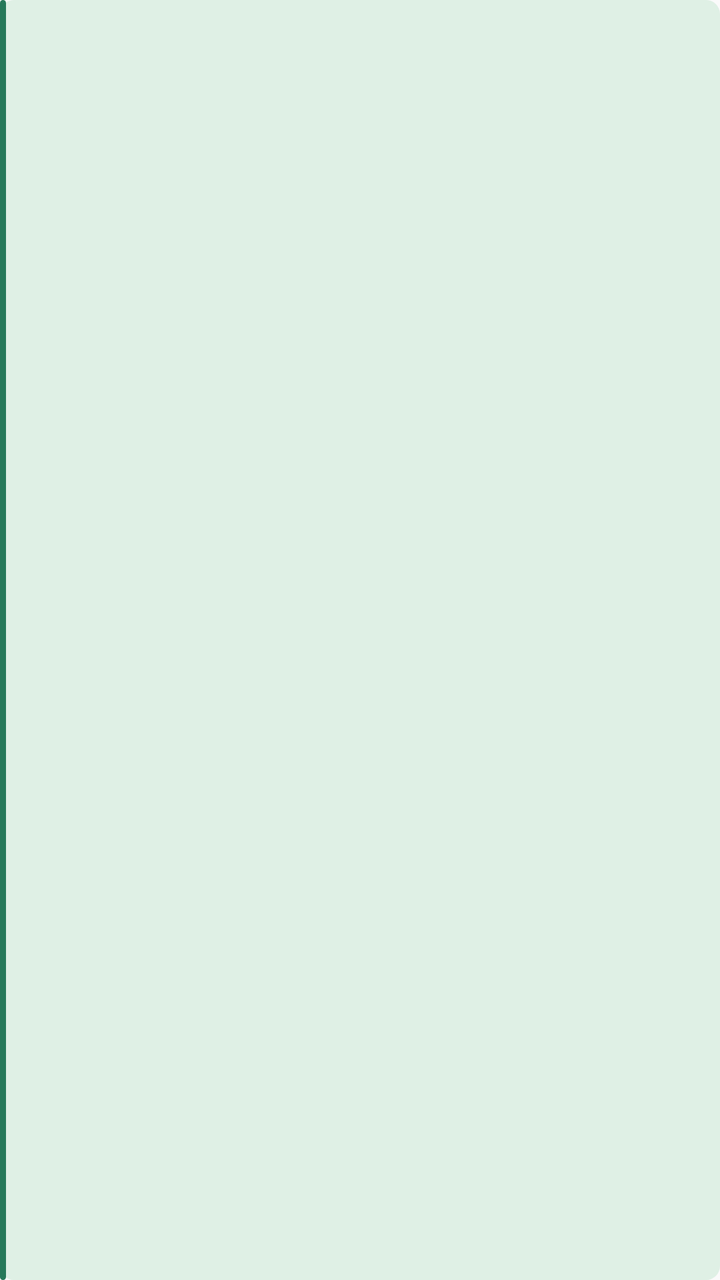
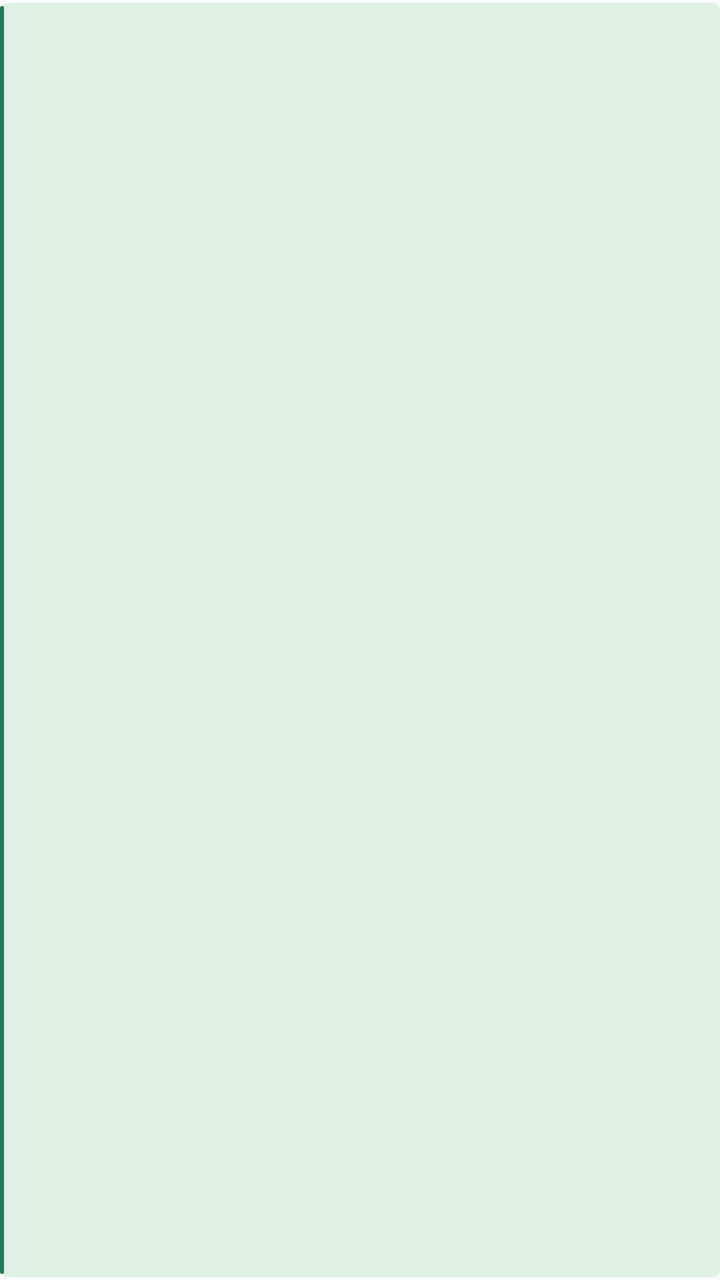

Compare the two renders of this Android layout. The source of the first and the diff that turns it into the second are given below.
<!-- AndroidManifest.xml: application theme AppTheme -->
<!-- res/layout/widget_task_block.xml -->
<?xml version="1.0" encoding="utf-8"?>
<TextView xmlns:android="http://schemas.android.com/apk/res/android"
    android:id="@+id/task_block"
    android:layout_width="match_parent"
    android:layout_height="wrap_content"
    android:layout_marginLeft="1dp"
    android:layout_marginRight="2dp"
    android:background="@drawable/widget_task_bg"
    android:ellipsize="end"
    android:gravity="center_vertical"
    android:maxLines="1"
    android:paddingLeft="4dp"
    android:paddingRight="3dp"
    android:textColor="#1B3A2A"
    android:textSize="10sp" />
<!-- resources referenced by this layout -->
<resources>
  <!-- drawable widget_task_bg (drawable) -->
  <?xml version="1.0" encoding="utf-8"?>
  <layer-list xmlns:android="http://schemas.android.com/apk/res/android">
      <item>
          <shape android:shape="rectangle">
              <solid android:color="#DFF0E5" />
              <corners android:radius="7dp" />
          </shape>
      </item>
      <item android:left="0dp" android:width="3dp">
          <shape android:shape="rectangle">
              <solid android:color="#27795A" />
              <corners android:radius="1.5dp" />
          </shape>
      </item>
  </layer-list>
  <style name="AppTheme" parent="Theme.AppCompat.Light.DarkActionBar">
          
          <item name="colorPrimary">@color/colorPrimary</item>
          <item name="colorPrimaryDark">@color/colorPrimaryDark</item>
          <item name="colorAccent">@color/colorAccent</item>
      </style>
</resources>

<!-- the commit's change to res/layout/widget_task_block.xml (unified diff, before → after) -->
@@ -9,7 +9,9 @@
     android:ellipsize="end"
     android:gravity="center_vertical"
     android:maxLines="1"
-    android:paddingLeft="4dp"
-    android:paddingRight="3dp"
+    android:paddingLeft="5dp"
+    android:paddingTop="1dp"
+    android:paddingRight="2dp"
+    android:paddingBottom="1dp"
     android:textColor="#1B3A2A"
-    android:textSize="10sp" />
+    android:textSize="9sp" />
<!-- resource entries referenced after the edit -->
@@ -3,16 +3,22 @@
   <!-- drawable widget_task_bg (drawable) -->
   <?xml version="1.0" encoding="utf-8"?>
   <layer-list xmlns:android="http://schemas.android.com/apk/res/android">
-      <item>
+      <item
+          android:top="1.5dp"
+          android:bottom="1.5dp">
           <shape android:shape="rectangle">
               <solid android:color="#DFF0E5" />
-              <corners android:radius="7dp" />
+              <corners android:radius="4dp" />
           </shape>
       </item>
-      <item android:left="0dp" android:width="3dp">
+      <item
+          android:left="0dp"
+          android:width="2dp"
+          android:top="3dp"
+          android:bottom="3dp">
           <shape android:shape="rectangle">
               <solid android:color="#27795A" />
-              <corners android:radius="1.5dp" />
+              <corners android:radius="1dp" />
           </shape>
       </item>
   </layer-list>
